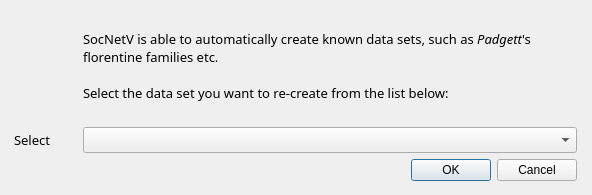
socnetv/app, file src/forms/datasetselectdialog.ui: the form before one commit.
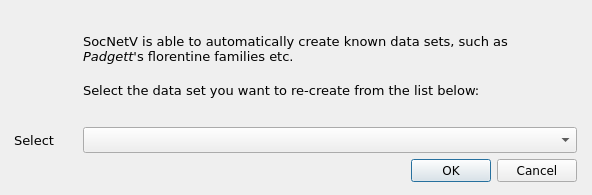
The form after the commit. Icons and pictures are not drawn.

Commit message: reverted fonts in forms

What changed in the file:
```diff
--- a/src/forms/datasetselectdialog.ui
+++ b/src/forms/datasetselectdialog.ui
@@ -70,7 +70,7 @@
      </property>
      <property name="font">
       <font>
-       <family>Sans Serif</family>
+       <family>DejaVu Sans</family>
        <pointsize>11</pointsize>
       </font>
      </property>
@@ -95,7 +95,7 @@
     <widget class="QLabel" name="selectLabel">
      <property name="font">
       <font>
-       <family>Sans Serif</family>
+       <family>DejaVu Sans</family>
        <pointsize>10</pointsize>
       </font>
      </property>
@@ -131,6 +131,11 @@
    </item>
    <item row="2" column="0" colspan="2">
     <widget class="QDialogButtonBox" name="buttonBox">
+     <property name="font">
+      <font>
+       <family>DejaVu Sans</family>
+      </font>
+     </property>
      <property name="orientation">
       <enum>Qt::Horizontal</enum>
      </property>
```
The commit also changes 2 other files.
